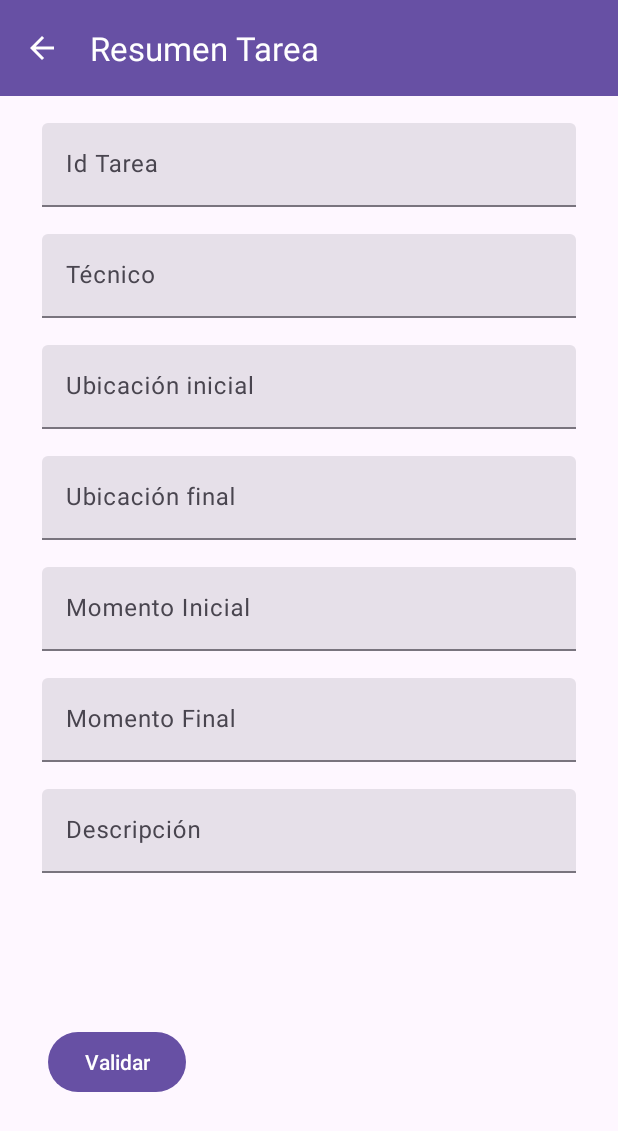
After one commit to amagranercifp/AppRegistra, an Android app: the ResumenRegistroTarea screen opened directly, with no data from a screen before it, on a phone screen of 412 x 824 dp. The commit adds this screen. Shown: the top 1131 px of the screen. Run offline under Robolectric (Android 15) with nearby library versions, the phone set to English and light mode, and no system bars.

Commit message:
Se añade un activity de resumen con el estilo de material design 3

```diff
--- /dev/null
+++ b/app/src/main/java/com/example/appregistra/ResumenRegistroTarea.java
@@ -0,0 +1,87 @@
+package com.example.appregistra;
+
+import androidx.appcompat.app.AppCompatActivity;
+import androidx.appcompat.widget.Toolbar;
+
+import android.content.Intent;
+import android.os.Bundle;
+import android.view.View;
+import android.widget.Button;
+import android.widget.TextView;
+import android.widget.Toast;
+
+import com.example.appregistra.datos.Tarea;
+import com.google.android.material.textfield.TextInputEditText;
+import com.google.android.material.textview.MaterialTextView;
+
+public class ResumenRegistroTarea extends AppCompatActivity {
+
+    TextView tvIdTarea, tvTecnico, tvUbicaciónIni, tvUbicaciónFin, tvMomentoInicial, tvMomentoFinal;//, tvDescripcion;
+
+    TextInputEditText tvDescripcion;
+
+    Button btnValidar;
+
+    @Override
+    protected void onCreate(Bundle savedInstanceState) {
+        super.onCreate(savedInstanceState);
+        setContentView(R.layout.activity_resumen_registro_tarea);
+
+        Toolbar toolbar = findViewById(R.id.toolbar);
+        setSupportActionBar(toolbar);
+
+        getSupportActionBar().setDisplayHomeAsUpEnabled(true);
+
+        tvIdTarea = findViewById(R.id.tvIdTarea);
+        tvTecnico = findViewById(R.id.tvTecnico);
+        tvUbicaciónIni = findViewById(R.id.tvUbicaciónIni);
+        tvUbicaciónFin = findViewById(R.id.tvUbicaciónFin);
+        tvMomentoInicial = findViewById(R.id.tvMomentoInicial);
+        tvMomentoFinal = findViewById(R.id.tvMomentoFinal);
+        tvDescripcion = findViewById(R.id.tvDescripcion);
+
+        btnValidar = findViewById(R.id.btnValidar);
+
+
+
+        // Recibe la instancia de Tarea desde el Intent
+        Intent intent = getIntent();
+        if (intent != null) {
+            Tarea tarea = (Tarea) intent.getSerializableExtra("tarea");
+
+            // Ahora puedes usar la instancia de Tarea como desees
+            if (tarea != null) {
+                // Realiza operaciones con la tarea
+
+                tvIdTarea.setText(tarea.getIdTarea());
+                tvTecnico.setText(tarea.getNombreTecnico());
+                String ubicacion = "("+tarea.getuInicial().getLatitud()+","+tarea.getuInicial().getLongitud()+")";
+                tvUbicaciónIni.setText(ubicacion);
+                ubicacion = "("+tarea.getuFinal().getLatitud()+","+tarea.getuFinal().getLongitud()+")";
+                tvUbicaciónFin.setText( ubicacion);
+
+                tvMomentoInicial.setText(tarea.getMomentoInicial());
+                tvMomentoFinal.setText( tarea.getMomentoFinal());
+
+                tvDescripcion.setText(tarea.getDescripcion());
+
+
+
+            }
+        }
+
+        btnValidar.setOnClickListener(new View.OnClickListener() {
+            @Override
+            public void onClick(View v) {
+
+                Toast.makeText(v.getContext(),"Tarea registrada correctamente",Toast.LENGTH_SHORT).show();
+
+                Intent i = new Intent(v.getContext(), MainActivity.class);
+
+                startActivity(i);
+
+            }
+        });
+
+    }
+}
--- /dev/null
+++ b/app/src/main/res/layout/activity_resumen_registro_tarea.xml
@@ -0,0 +1,258 @@
+<?xml version="1.0" encoding="utf-8"?>
+<androidx.constraintlayout.widget.ConstraintLayout xmlns:android="http://schemas.android.com/apk/res/android"
+    xmlns:app="http://schemas.android.com/apk/res-auto"
+    xmlns:tools="http://schemas.android.com/tools"
+    android:layout_width="match_parent"
+    android:layout_height="match_parent"
+    tools:context=".ResumenRegistroTarea">
+
+    <androidx.appcompat.widget.Toolbar
+        android:id="@+id/toolbar"
+        android:layout_width="match_parent"
+        android:layout_height="?attr/actionBarSize"
+        android:background="?attr/colorPrimary"
+        android:theme="@style/Base.Theme.AppRegistra"
+        app:layout_constraintEnd_toEndOf="parent"
+        app:layout_constraintStart_toStartOf="parent"
+        app:layout_constraintTop_toTopOf="parent"
+        app:title="Resumen Tarea" />
+
+<!--
+    <TextView
+        android:id="@+id/tvIdTarea"
+        android:layout_width="wrap_content"
+        android:layout_height="wrap_content"
+        android:layout_marginStart="28dp"
+        android:layout_marginTop="32dp"
+        android:text="Id Tarea: TD001"
+        app:layout_constraintStart_toStartOf="parent"
+        app:layout_constraintTop_toBottomOf="@+id/toolbar" /> -->
+
+    <com.google.android.material.textfield.TextInputLayout
+        style="@style/Widget.Material3.TextInputLayout.FilledBox"
+        android:id="@+id/labelIdTarea"
+        android:layout_width="match_parent"
+        android:layout_height="wrap_content"
+        android:layout_marginStart="28dp"
+        android:layout_marginEnd="28dp"
+        android:layout_marginTop="18dp"
+        android:hint="Id Tarea"
+        app:layout_constraintStart_toStartOf="parent"
+        app:layout_constraintTop_toBottomOf="@+id/toolbar">
+
+        <com.google.android.material.textfield.TextInputEditText
+            android:id="@+id/tvIdTarea"
+            android:layout_width="match_parent"
+            android:layout_height="wrap_content"
+            android:focusable="false"
+            android:focusableInTouchMode="false" />
+
+    </com.google.android.material.textfield.TextInputLayout>
+
+    <!--
+    <TextView
+        android:id="@+id/tvTecnico"
+        android:layout_width="wrap_content"
+        android:layout_height="wrap_content"
+        android:layout_marginStart="28dp"
+        android:layout_marginTop="32dp"
+        android:text="Técnico: Fulanito Venganito"
+        app:layout_constraintStart_toStartOf="parent"
+        app:layout_constraintTop_toBottomOf="@+id/tvIdTarea" />-->
+
+    <com.google.android.material.textfield.TextInputLayout
+        style="@style/Widget.Material3.TextInputLayout.FilledBox"
+        android:id="@+id/labelTecnico"
+        android:layout_width="match_parent"
+        android:layout_height="wrap_content"
+        android:layout_marginStart="28dp"
+        android:layout_marginEnd="28dp"
+        android:layout_marginTop="18dp"
+        android:hint="Técnico"
+        app:layout_constraintStart_toStartOf="parent"
+        app:layout_constraintTop_toBottomOf="@+id/labelIdTarea">
+
+        <com.google.android.material.textfield.TextInputEditText
+            android:id="@+id/tvTecnico"
+            android:layout_width="match_parent"
+            android:layout_height="wrap_content"
+            android:focusable="false"
+            android:focusableInTouchMode="false" />
+
+    </com.google.android.material.textfield.TextInputLayout>
+
+    <!--
+    <TextView
+        android:id="@+id/tvUbicaciónIni"
+        android:layout_width="wrap_content"
+        android:layout_height="wrap_content"
+        android:layout_marginStart="28dp"
+        android:layout_marginTop="32dp"
+        android:text="Ubicación inicial: (,)"
+        app:layout_constraintStart_toStartOf="parent"
+        app:layout_constraintTop_toBottomOf="@+id/tvTecnico" />-->
+
+    <com.google.android.material.textfield.TextInputLayout
+        style="@style/Widget.Material3.TextInputLayout.FilledBox"
+        android:id="@+id/labelUInicial"
+        android:layout_width="match_parent"
+        android:layout_height="wrap_content"
+        android:layout_marginStart="28dp"
+        android:layout_marginEnd="28dp"
+        android:layout_marginTop="18dp"
+        android:hint="Ubicación inicial"
+        app:layout_constraintStart_toStartOf="parent"
+        app:layout_constraintTop_toBottomOf="@+id/labelTecnico">
+
+        <com.google.android.material.textfield.TextInputEditText
+            android:id="@+id/tvUbicaciónIni"
+            android:layout_width="match_parent"
+            android:layout_height="wrap_content"
+            android:focusable="false"
+            android:focusableInTouchMode="false" />
+
+    </com.google.android.material.textfield.TextInputLayout>
+
+    <!--
+    <TextView
+        android:id="@+id/tvUbicaciónFin"
+        android:layout_width="wrap_content"
+        android:layout_height="wrap_content"
+        android:layout_marginStart="28dp"
+        android:layout_marginTop="32dp"
+        android:text="Ubicación final: (,)"
+        app:layout_constraintStart_toStartOf="parent"
+        app:layout_constraintTop_toBottomOf="@+id/tvUbicaciónIni" /> -->
+
+    <com.google.android.material.textfield.TextInputLayout
+        style="@style/Widget.Material3.TextInputLayout.FilledBox"
+        android:id="@+id/labelUFinal"
+        android:layout_width="match_parent"
+        android:layout_height="wrap_content"
+        android:layout_marginStart="28dp"
+        android:layout_marginEnd="28dp"
+        android:layout_marginTop="18dp"
+        android:hint="Ubicación final"
+        app:layout_constraintStart_toStartOf="parent"
+        app:layout_constraintTop_toBottomOf="@+id/labelUInicial">
+
+        <com.google.android.material.textfield.TextInputEditText
+            android:id="@+id/tvUbicaciónFin"
+            android:layout_width="match_parent"
+            android:layout_height="wrap_content"
+            android:focusable="false"
+            android:focusableInTouchMode="false" />
+
+    </com.google.android.material.textfield.TextInputLayout>
+
+    <!--
+    <TextView
+        android:id="@+id/tvMomentoInicial"
+        android:layout_width="wrap_content"
+        android:layout_height="wrap_content"
+        android:layout_marginStart="28dp"
+        android:layout_marginTop="32dp"
+        android:text="Momento Inicial: (,)"
+        app:layout_constraintStart_toStartOf="parent"
+        app:layout_constraintTop_toBottomOf="@+id/tvUbicaciónFin" /> -->
+
+    <com.google.android.material.textfield.TextInputLayout
+        style="@style/Widget.Material3.TextInputLayout.FilledBox"
+        android:id="@+id/labelMomentInicial"
+        android:layout_width="match_parent"
+        android:layout_height="wrap_content"
+        android:layout_marginStart="28dp"
+        android:layout_marginEnd="28dp"
+        android:layout_marginTop="18dp"
+        android:hint="Momento Inicial"
+        app:layout_constraintStart_toStartOf="parent"
+        app:layout_constraintTop_toBottomOf="@+id/labelUFinal">
+
+        <com.google.android.material.textfield.TextInputEditText
+            android:id="@+id/tvMomentoInicial"
+            android:layout_width="match_parent"
+            android:layout_height="wrap_content"
+            android:focusable="false"
+            android:focusableInTouchMode="false" />
+
+    </com.google.android.material.textfield.TextInputLayout>
+
+
+
+    <!--
+    <TextView
+        android:id="@+id/tvMomentoFinal"
+        android:layout_width="wrap_content"
+        android:layout_height="wrap_content"
+        android:layout_marginStart="28dp"
+        android:layout_marginTop="32dp"
+        android:text="Momento Final: (,)"
+        app:layout_constraintStart_toStartOf="parent"
+        app:layout_constraintTop_toBottomOf="@+id/tvMomentoInicial" />-->
+
+    <com.google.android.material.textfield.TextInputLayout
+        style="@style/Widget.Material3.TextInputLayout.FilledBox"
+        android:id="@+id/labelMomentoFinal"
+        android:layout_width="match_parent"
+        android:layout_height="wrap_content"
+        android:layout_marginStart="28dp"
+        android:layout_marginEnd="28dp"
+        android:layout_marginTop="18dp"
+        android:hint="Momento Final"
+        app:layout_constraintStart_toStartOf="parent"
+        app:layout_constraintTop_toBottomOf="@+id/labelMomentInicial">
+
+        <com.google.android.material.textfield.TextInputEditText
+            android:id="@+id/tvMomentoFinal"
+            android:layout_width="match_parent"
+            android:layout_height="wrap_content"
+            android:focusable="false"
+            android:focusableInTouchMode="false" />
+
+    </com.google.android.material.textfield.TextInputLayout>
+
+<!--
+    <TextView
+        android:id="@+id/tvDescripcion"
+        android:layout_width="wrap_content"
+        android:layout_height="wrap_content"
+        android:layout_marginStart="28dp"
+        android:layout_marginTop="32dp"
+        android:text="Descripción: "
+        app:layout_constraintStart_toStartOf="parent"
+        app:layout_constraintTop_toBottomOf="@+id/tvMomentoFinal" />-->
+
+    <com.google.android.material.textfield.TextInputLayout
+        android:id="@+id/labelDescripcion"
+        style="@style/Widget.Material3.TextInputLayout.FilledBox"
+        android:layout_width="match_parent"
+        android:layout_height="wrap_content"
+        android:layout_marginStart="28dp"
+        android:layout_marginEnd="28dp"
+        android:layout_marginTop="18dp"
+        android:hint="Descripción"
+        app:layout_constraintStart_toStartOf="parent"
+        app:layout_constraintTop_toBottomOf="@+id/labelMomentoFinal">
+
+        <com.google.android.material.textfield.TextInputEditText
+            android:id="@+id/tvDescripcion"
+            android:layout_width="match_parent"
+            android:layout_height="wrap_content"
+            android:focusable="false"
+            android:focusableInTouchMode="false" />
+
+    </com.google.android.material.textfield.TextInputLayout>
+
+
+    <Button
+        android:id="@+id/btnValidar"
+        android:layout_width="wrap_content"
+        android:layout_height="wrap_content"
+        android:layout_marginStart="32dp"
+        android:layout_marginTop="10dp"
+        android:text="Validar"
+        app:layout_constraintBottom_toBottomOf="parent"
+        app:layout_constraintStart_toStartOf="parent"
+        app:layout_constraintTop_toBottomOf="@+id/labelDescripcion" />
+
+</androidx.constraintlayout.widget.ConstraintLayout>
--- a/app/src/main/res/values/themes.xml
+++ b/app/src/main/res/values/themes.xml
@@ -3,6 +3,8 @@
     <style name="Base.Theme.AppRegistra" parent="Theme.Material3.DayNight.NoActionBar">
         <!-- Customize your light theme here. -->
         <!-- <item name="colorPrimary">@color/my_light_primary</item> -->
+        <item name="titleTextColor">@color/white</item>
+        <item name="android:colorControlNormal">@android:color/white</item>
     </style>
 
     <style name="Theme.AppRegistra" parent="Base.Theme.AppRegistra" />
```
Also changed, not shown: app/src/main/AndroidManifest.xml (+5 -3 lines), app/src/main/java/com/example/appregistra/GeoLocalizaTarea.java (+131 -13 lines), app/src/main/java/com/example/appregistra/OnCoordenadaObtenidaListener.java (added, +9 -0 lines), app/src/main/java/com/example/appregistra/datos/Tarea.java (added, +83 -0 lines), app/src/main/java/com/example/appregistra/datos/Ubicacion.java (added, +29 -0 lines), app/src/main/res/layout/activity_geo_localiza_tarea.xml (+29 -13 lines), 1 other file.
